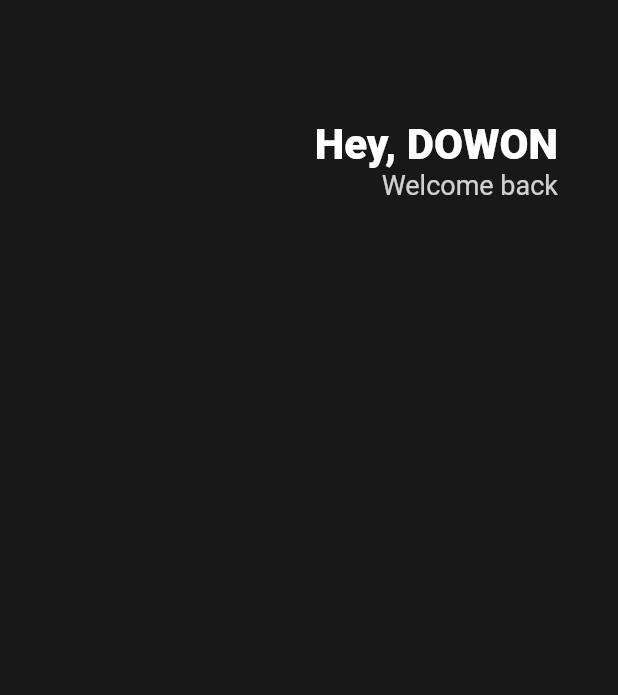
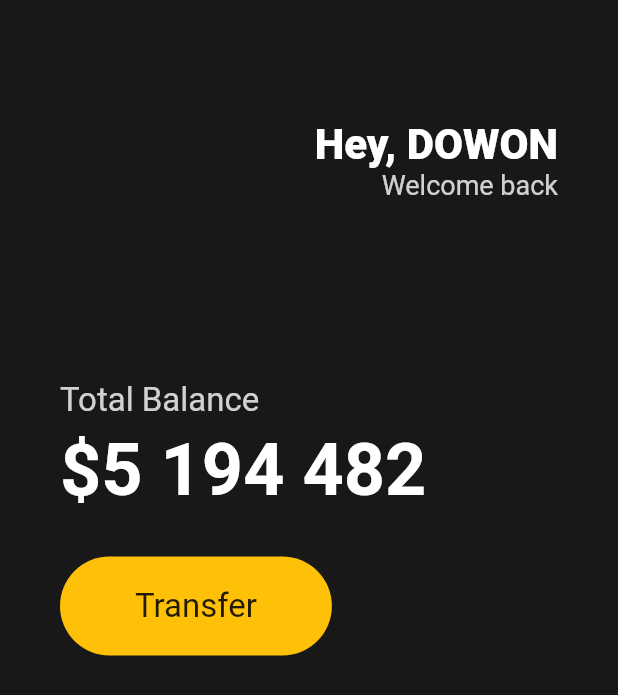
Before and after one commit to 2dowon/NomadCoders_Flutter, a Flutter app: the screen it shows after launch, on a phone screen of 412 x 824 dp. Shown: the top 695 px of the screen. Run offline on Flutter 3.47's test engine with Material 2 defaults, Android fonts, the phone set to English and light mode, and no system bars.

Commit message:
feat: button section

```diff
--- a/lib/main.dart
+++ b/lib/main.dart
@@ -15,8 +15,11 @@ class App extends StatelessWidget {
               horizontal: 40,
             ),
             child: Column(
+              crossAxisAlignment: CrossAxisAlignment.start,
               children: [
-                SizedBox(height: 80),
+                SizedBox(
+                  height: 80,
+                ),
                 Row(
                   mainAxisAlignment: MainAxisAlignment.end,
                   children: [
@@ -42,6 +45,52 @@ class App extends StatelessWidget {
                     )
                   ],
                 ),
+                SizedBox(
+                  height: 120,
+                ),
+                Text(
+                  "Total Balance",
+                  style: TextStyle(
+                    fontSize: 22,
+                    color: Colors.white.withOpacity(0.8),
+                  ),
+                ),
+                SizedBox(
+                  height: 5,
+                ),
+                Text(
+                  '\$5 194 482',
+                  style: TextStyle(
+                    fontSize: 48,
+                    fontWeight: FontWeight.w600,
+                    color: Colors.white,
+                  ),
+                ),
+                SizedBox(
+                  height: 30,
+                ),
+                Row(
+                  children: [
+                    Container(
+                      decoration: BoxDecoration(
+                        color: Colors.amber,
+                        borderRadius: BorderRadius.circular(45),
+                      ),
+                      child: Padding(
+                        padding: EdgeInsets.symmetric(
+                          vertical: 20,
+                          horizontal: 50,
+                        ),
+                        child: Text(
+                          "Transfer",
+                          style: TextStyle(
+                            fontSize: 22,
+                          ),
+                        ),
+                      ),
+                    )
+                  ],
+                )
               ],
             ),
           )),
```
